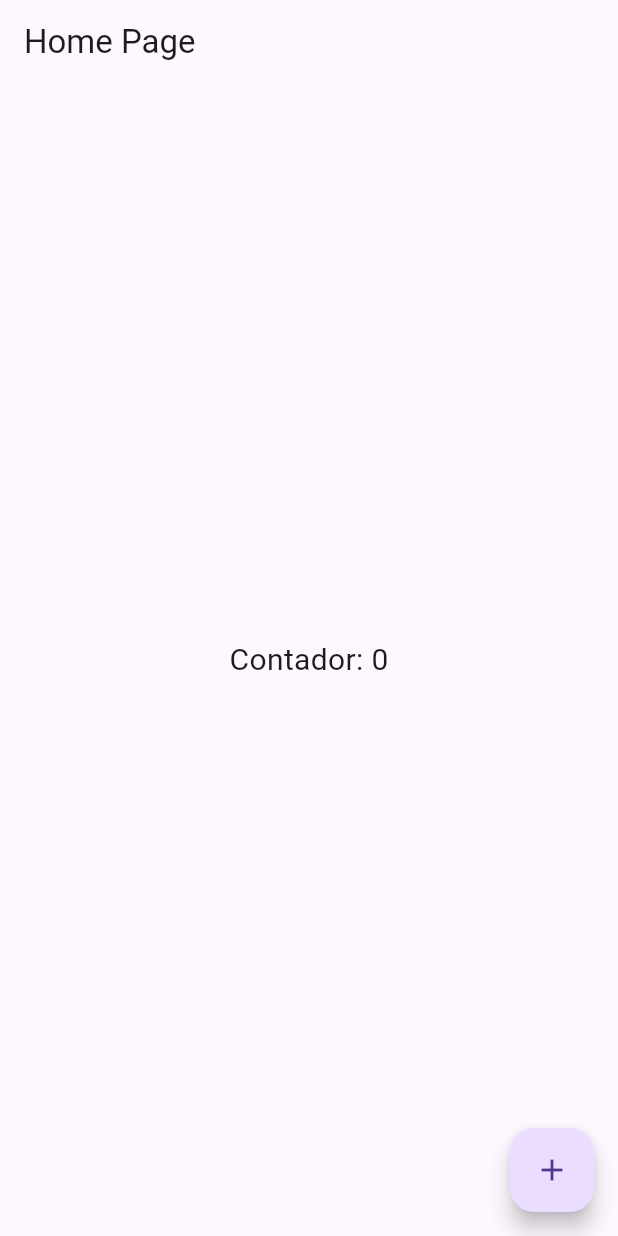
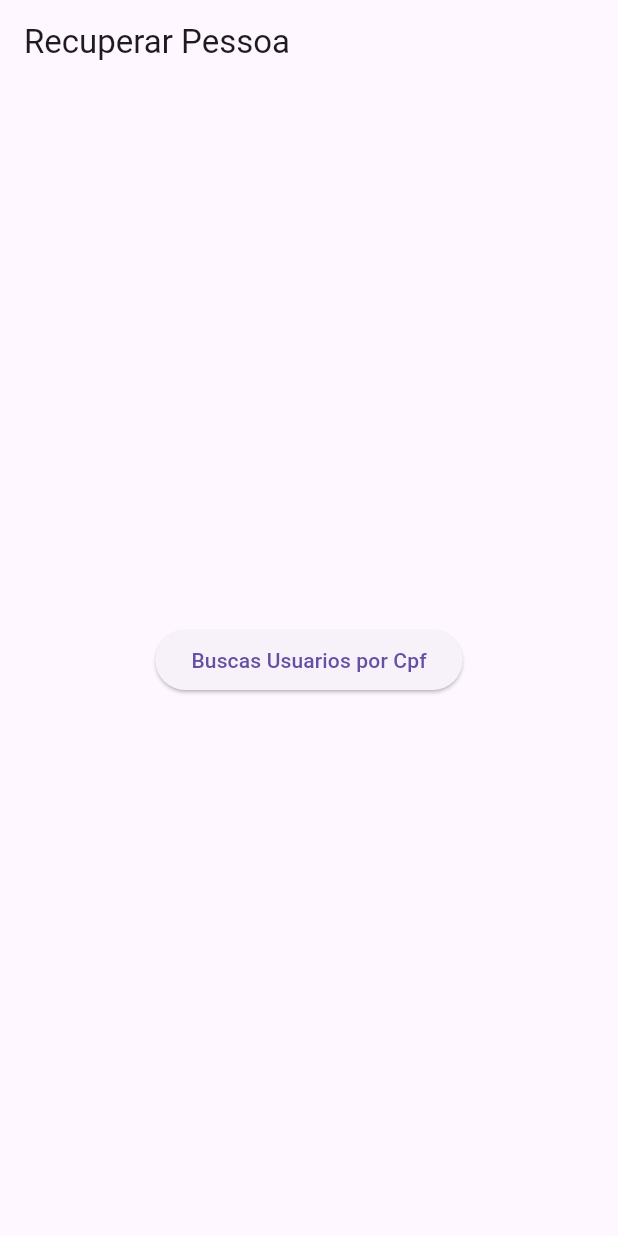
Before and after one commit to igorcalves/flutterlab, a Flutter app: the screen it shows after launch, on a phone screen of 412 x 824 dp. Run offline on Flutter 3.47's test engine with Material 3 defaults, Android fonts, the phone set to English and light mode, and no system bars.

Commit message:
entendo pastas em dart

```diff
--- a/lib/app_widget.dart
+++ b/lib/app_widget.dart
@@ -1,15 +1,18 @@
 import 'package:flutter/material.dart';
-
-import 'home_page.dart';
+import 'package:learn/domain/regras_negocio/user_bloc.dart';
+import 'package:learn/home_page.dart';
 
 class AppWidget extends StatelessWidget {
-  const AppWidget({super.key});
-
   @override
   Widget build(BuildContext context) {
     return MaterialApp(
-      theme: ThemeData(primarySwatch: Colors.blue),
-      home: HomePage(),
+      title: 'Recuperar Pessoa',
+      theme: ThemeData(
+        primarySwatch: Colors.blue,
+      ),
+      home: MyHomePage(
+        userBloc: UserBloc(),
+      ),
     );
   }
 }
--- /dev/null
+++ b/lib/domain/regras_negocio/user_bloc.dart
@@ -0,0 +1,28 @@
+import 'dart:async';
+import 'package:learn/domain/user/User.dart';
+import 'package:learn/repository/user_repository.dart';
+
+class UserBloc {
+  final _userRepository = UserRepository();
+  final _userController = StreamController<User?>.broadcast();
+  final _errorController = StreamController<String>.broadcast();
+
+  Stream<User?> get userStream => _userController.stream;
+  Stream<String> get errorStream => _errorController.stream;
+
+  void getUserByCPF(String cpf) async {
+    var response = await _userRepository.getUserByCPF(cpf);
+    if (response.containsKey('error')) {
+      _errorController.sink.add(response['error']);
+      _userController.sink.add(null);
+    } else {
+      _userController.sink.add(User.fromJson(response));
+      _errorController.sink.add('');
+    }
+  }
+
+  void dispose() {
+    _userController.close();
+    _errorController.close();
+  }
+}
--- /dev/null
+++ b/lib/domain/user/User.dart
@@ -0,0 +1,38 @@
+class User {
+  String? name;
+  String? cpf;
+  String? phone;
+  String? role;
+  String? email;
+  String? birthDay;
+  double? condominiumPrice;
+  String? apartmentNumber;
+
+  User(
+      {this.name,
+      this.cpf,
+      this.phone,
+      this.role,
+      this.email,
+      this.birthDay,
+      this.condominiumPrice,
+      this.apartmentNumber});
+
+  User.fromJson(Map<String, dynamic> json) {
+    name = json['name'];
+    cpf = json['cpf'];
+    phone = json['phone'];
+    role = json['role'];
+    email = json['email'];
+    birthDay = json['birthDay'];
+    condominiumPrice = json['condominiumPrice'];
+    apartmentNumber = json['apartmentNumber'];
+  }
+
+  @override
+  String toString() {
+    return 'Name: $name\nCPF: $cpf\nPhone: $phone\nRole: $role\nEmail: $email\n '
+        'BirthDay: $birthDay\nCondominiumPrice: $condominiumPrice\n '
+        'ApartmentNumber: $apartmentNumber';
+  }
+}
--- a/lib/home_page.dart
+++ b/lib/home_page.dart
@@ -1,40 +1,35 @@
 import 'package:flutter/material.dart';
+import 'package:learn/domain/user/user_ui.dart';
+import 'domain/regras_negocio/user_bloc.dart';
 
-class HomePage extends StatefulWidget {
-  const HomePage({super.key});
+class MyHomePage extends StatelessWidget {
+  final UserBloc userBloc;
 
-  @override
-  State<HomePage> createState() {
-    return HomePageState();
-  }
-}
+  const MyHomePage({super.key, required this.userBloc});
 
-class HomePageState extends State<HomePage> {
-  int counter = 0;
   @override
   Widget build(BuildContext context) {
     return Scaffold(
       appBar: AppBar(
-        title: const Text('Home Page'),
+        title: const Text('Recuperar Pessoa'),
       ),
       body: Center(
-        child: GestureDetector(
-          child: Text('Contador: $counter',
-              style: const TextStyle(fontSize: 20.0)),
-          onTap: () {
-            setState(() {
-              counter++;
-            });
-          },
+        child: Column(
+          mainAxisAlignment: MainAxisAlignment.center,
+          children: [
+            ElevatedButton(
+              onPressed: () {
+                Navigator.push(
+                    context,
+                    MaterialPageRoute(
+                        builder: (context) => user_ui(
+                              userBloc: userBloc,
+                            )));
+              },
+              child: const Text('Buscas Usuarios por Cpf'),
+            ),
+          ],
         ),
-      ),
-      floatingActionButton: FloatingActionButton(
-        child: const Icon(Icons.add),
-        onPressed: () {
-          setState(() {
-            counter++;
-          });
-        },
       ),
     );
   }
--- a/lib/main.dart
+++ b/lib/main.dart
@@ -1,6 +1,6 @@
 import 'package:flutter/material.dart';
 
-import 'app_widget.dart';
+import 'package:learn/app_widget.dart';
 
 void main() {
   runApp(AppWidget());
--- /dev/null
+++ b/lib/test.dart
@@ -0,0 +1,20 @@
+import 'package:flutter/material.dart';
+
+class MyApp extends StatelessWidget {
+  const MyApp({super.key});
+
+  @override
+  Widget build(BuildContext context) {
+    var title = 'Web Images';
+
+    return MaterialApp(
+      title: title,
+      home: Scaffold(
+        appBar: AppBar(
+          title: Text(title),
+        ),
+        body: Image.network('https://picsum.photos/250?image=11'),
+      ),
+    );
+  }
+}
--- a/pubspec.yaml
+++ b/pubspec.yaml
@@ -9,6 +9,8 @@ environment:
 dependencies:
   flutter:
     sdk: flutter
+  get_it: ^7.2.0
+  http: any
 
 dev_dependencies:
   flutter_test:
```
Also changed, not shown: lib/app_controller.dart (added, +11 -0 lines), lib/domain/regras_negocio/user_form.dart (added, +56 -0 lines), lib/domain/user/user_ui.dart (added, +23 -0 lines), lib/repository/user_repository.dart (added, +22 -0 lines).
